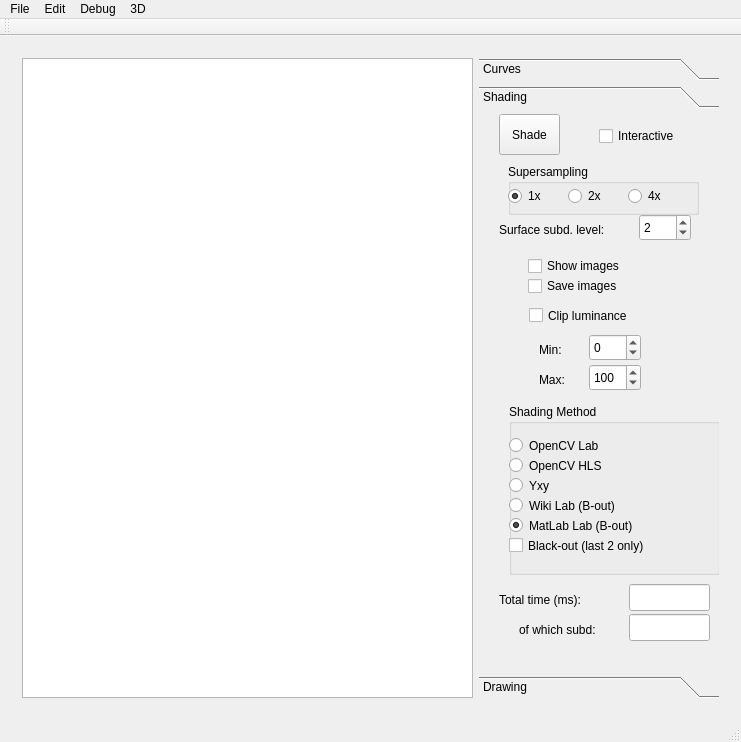
Old version of the form mainwindow.ui in the repository ftasse/ShadingCurves.
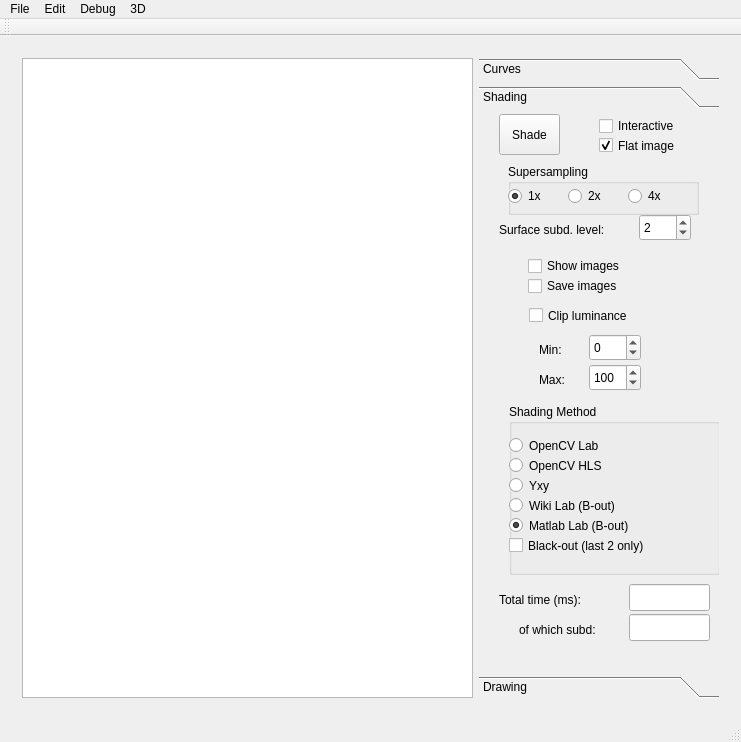
New version of the form. Custom widgets are drawn as their Qt base class.

```diff
--- a/mainwindow.ui
+++ b/mainwindow.ui
@@ -707,7 +707,7 @@
              </rect>
             </property>
             <property name="text">
-             <string>MatLab Lab (B-out)</string>
+             <string>Matlab Lab (B-out)</string>
             </property>
             <property name="checked">
              <bool>true</bool>
@@ -770,7 +770,7 @@
            <property name="geometry">
             <rect>
              <x>120</x>
-             <y>10</y>
+             <y>0</y>
              <width>111</width>
              <height>24</height>
             </rect>
@@ -779,6 +779,22 @@
             <string>Interactive</string>
            </property>
           </widget>
+          <widget class="QCheckBox" name="flatImage">
+           <property name="geometry">
+            <rect>
+             <x>120</x>
+             <y>20</y>
+             <width>92</width>
+             <height>23</height>
+            </rect>
+           </property>
+           <property name="text">
+            <string>Flat image</string>
+           </property>
+           <property name="checked">
+            <bool>true</bool>
+           </property>
+          </widget>
          </widget>
          <widget class="QWidget" name="drawing_toolbox">
           <property name="geometry">
```
